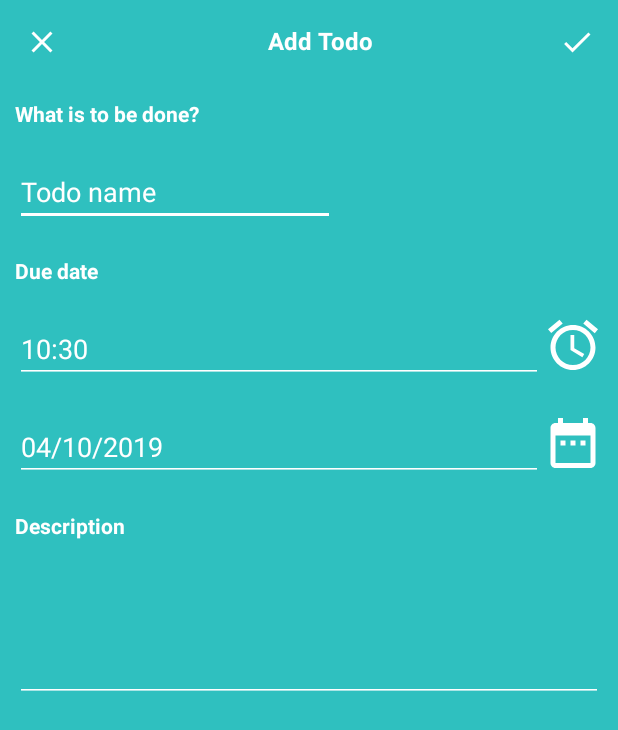
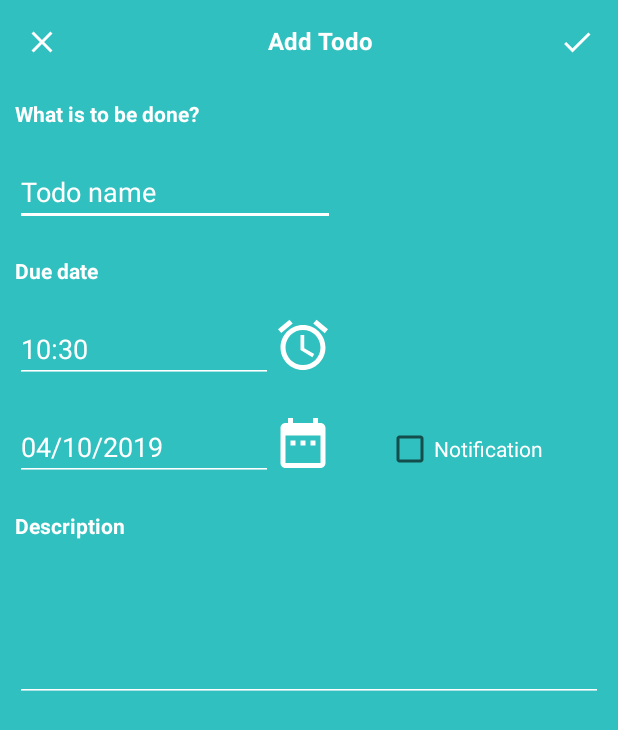
Before and after one commit to vietnguyenhoangw/TodoListApp, an Android app: the TodoCustomActivity screen opened directly, with no data from a screen before it, on a phone screen of 412 x 824 dp. Shown: the top 730 px of the screen. Run offline under Robolectric (Android 15) with nearby library versions, the phone set to English and light mode, and no system bars.

```diff
--- a/app/src/main/res/layout/activity_todo_custom.xml
+++ b/app/src/main/res/layout/activity_todo_custom.xml
@@ -53,17 +53,20 @@
             android:orientation="horizontal">
 
             <EditText
-                android:backgroundTint="#FFFFFF"
-                android:textColor="#FFFFFF"
                 android:id="@+id/edt_time"
                 android:layout_width="match_parent"
                 android:layout_height="wrap_content"
                 android:layout_weight="2"
                 android:ems="10"
+                android:enabled="false"
                 android:hint="time"
-                android:textColorHint="#FFFFFF" />
+                android:inputType="textPersonName"
+                android:textColor="#FFFFFF"
+                android:textColorHint="#FFFFFF"
+                android:backgroundTint="#FFFFFF"/>
 
             <ImageView
+                android:layout_marginRight="180dp"
                 android:id="@+id/ivTime"
                 android:layout_width="40dp"
                 android:layout_height="40dp"
@@ -77,22 +80,31 @@
             android:orientation="horizontal">
 
             <EditText
-                android:backgroundTint="#FFFFFF"
                 android:id="@+id/edt_date"
                 android:layout_width="match_parent"
                 android:layout_height="wrap_content"
                 android:layout_weight="2"
                 android:ems="10"
+                android:enabled="false"
                 android:hint="date"
                 android:inputType="textPersonName"
                 android:textColor="#FFFFFF"
-                android:textColorHint="#FFFFFF" />
+                android:textColorHint="#FFFFFF"
+                android:backgroundTint="#FFFFFF" />
 
             <ImageView
+                android:layout_marginRight="35dp"
                 android:id="@+id/ivDate"
                 android:layout_width="40dp"
                 android:layout_height="40dp"
                 app:srcCompat="@drawable/ic_date_range_black_24dp" />
+
+            <CheckBox
+                android:textColor="@android:color/white"
+                android:layout_marginRight="40dp"
+                android:layout_width="wrap_content"
+                android:layout_height="wrap_content"
+                android:text="Notification"/>
         </LinearLayout>
 
         <TextView
--- a/build.gradle
+++ b/build.gradle
@@ -7,7 +7,7 @@ buildscript {
 
     }
     dependencies {
-        classpath 'com.android.tools.build:gradle:3.4.0-rc03'
+        classpath 'com.android.tools.build:gradle:3.5.0'
 
         // NOTE: Do not place your application dependencies here; they belong
         // in the individual module build.gradle files
```
Also changed, not shown: app/src/main/java/com/example/todolistapp/Fragment/TodoDetailFragment.java (+106 -0 lines), app/src/main/res/drawable/ic_notifications_black_24dp.xml (added, +9 -0 lines), app/src/main/res/layout/fragment_todo_detail.xml (+9 -0 lines), app/src/main/res/layout/todo_item.xml (+21 -7 lines), gradle/wrapper/gradle-wrapper.properties.
